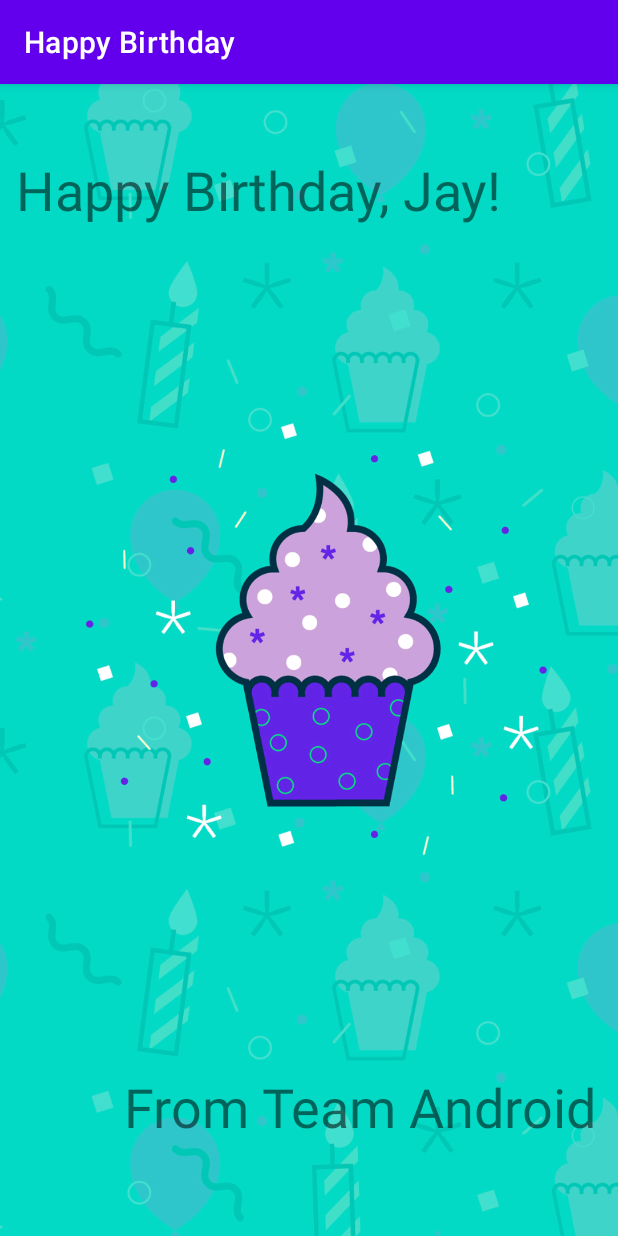
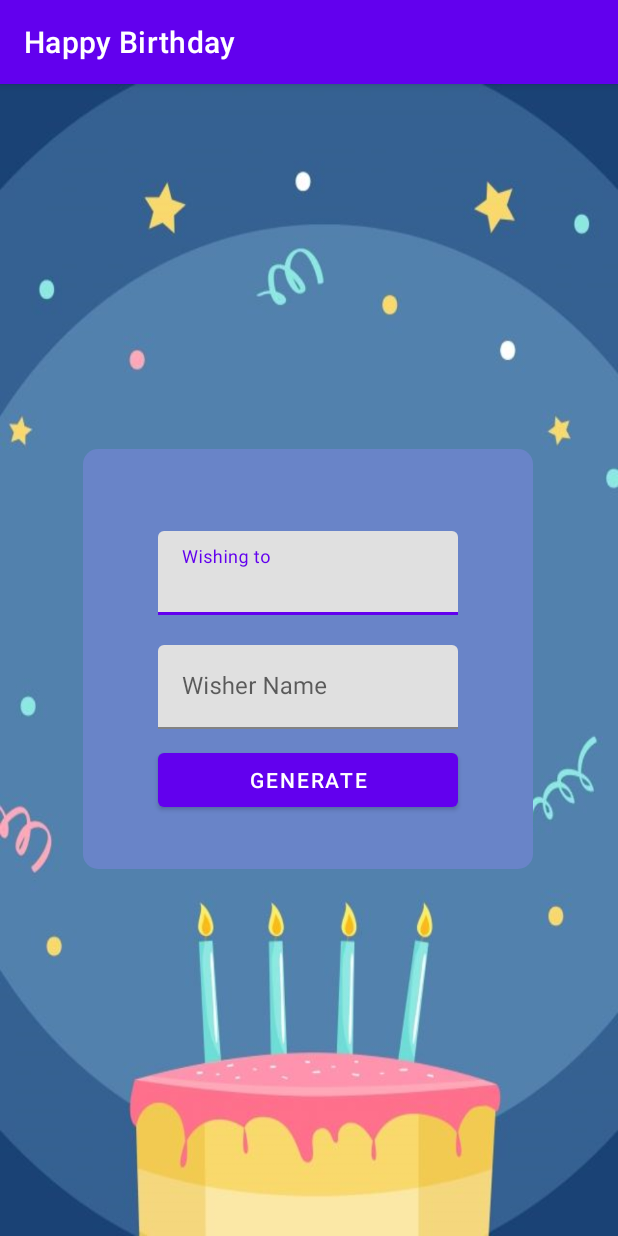
Before and after one commit to Harshitmishra1106/HappyBirthday, an Android app: the screen it shows after launch (MainActivity), on a phone screen of 412 x 824 dp. Run offline under Robolectric (Android 15) with nearby library versions, the phone set to English and light mode, and no system bars.

Commit message:
Primary Commit

```diff
--- a/app/src/main/AndroidManifest.xml
+++ b/app/src/main/AndroidManifest.xml
@@ -12,6 +12,9 @@
         android:supportsRtl="true"
         android:theme="@style/Theme.HappyBirthday"
         tools:targetApi="31">
+        <activity
+            android:name=".BirthDay"
+            android:exported="false" />
         <activity
             android:name=".MainActivity"
             android:exported="true">
--- a/app/src/main/java/com/example/happybirthday/MainActivity.kt
+++ b/app/src/main/java/com/example/happybirthday/MainActivity.kt
@@ -1,11 +1,23 @@
 package com.example.happybirthday
 
+import android.content.Intent
 import androidx.appcompat.app.AppCompatActivity
 import android.os.Bundle
+import com.example.happybirthday.databinding.ActivityMainBinding
 
 class MainActivity : AppCompatActivity() {
+    private lateinit var binding: ActivityMainBinding
     override fun onCreate(savedInstanceState: Bundle?) {
         super.onCreate(savedInstanceState)
-        setContentView(R.layout.activity_main)
+        binding = ActivityMainBinding.inflate(layoutInflater)
+        setContentView(binding.root)
+        binding.btn.setOnClickListener{
+            val wish = binding.wish.text.toString()
+            val wisher = binding.wisher.text.toString()
+            val intent = Intent(applicationContext,BirthDay::class.java)
+            intent.putExtra("To wish",wish)
+            intent.putExtra("Wisher",wisher)
+            startActivity(intent)
+        }
     }
 }
--- /dev/null
+++ b/app/src/main/res/drawable/card.xml
@@ -0,0 +1,15 @@
+<?xml version="1.0" encoding="utf-8"?>
+<shape xmlns:android="http://schemas.android.com/apk/res/android"
+    android:shape="rectangle">
+
+    <solid
+        android:color="#6984C8"/>
+
+    <corners
+        android:radius="10dp"/>
+
+    <stroke
+        android:color="#4065C5"
+        android:dashWidth="5dp"/>
+
+</shape>
--- a/app/src/main/res/layout/activity_main.xml
+++ b/app/src/main/res/layout/activity_main.xml
@@ -4,42 +4,57 @@
     xmlns:tools="http://schemas.android.com/tools"
     android:layout_width="match_parent"
     android:layout_height="match_parent"
+    android:background="@drawable/birthdaycard"
     tools:context=".MainActivity">
 
-    <ImageView
-        android:id="@+id/imageView"
-        android:layout_width="wrap_content"
-        android:layout_height="wrap_content"
-        android:scaleType="centerCrop"
+
+        <LinearLayout
+            android:layout_width="300dp"
+            android:layout_height="280dp"
+            android:gravity="center"
+            android:orientation="vertical"
+            android:background="@drawable/card"
             app:layout_constraintBottom_toBottomOf="parent"
             app:layout_constraintEnd_toEndOf="parent"
+            app:layout_constraintHorizontal_bias="0.495"
             app:layout_constraintStart_toStartOf="parent"
             app:layout_constraintTop_toTopOf="parent"
-        app:srcCompat="@drawable/androidparty" />
-    <TextView
-        android:id="@+id/textView"
-        android:layout_width="wrap_content"
+            app:layout_constraintVertical_bias="0.498">
+
+                <com.google.android.material.textfield.TextInputLayout
+                    style="@style/ThemeOverlay.Material3.AutoCompleteTextView.OutlinedBox"
+                    android:layout_width="200dp"
                     android:layout_height="wrap_content"
-        android:text="Happy Birthday, Jay!"
-        android:textSize="36sp"
-        app:layout_constraintBottom_toBottomOf="parent"
-        app:layout_constraintEnd_toEndOf="parent"
-        app:layout_constraintHorizontal_bias="0.121"
-        app:layout_constraintStart_toStartOf="parent"
-        app:layout_constraintTop_toTopOf="parent"
-        app:layout_constraintVertical_bias="0.064" />
+                    android:layout_marginTop="20dp"
+                    android:hint="Wishing to">
 
-    <TextView
-        android:id="@+id/textView2"
-        android:layout_width="wrap_content"
+                        <com.google.android.material.textfield.TextInputEditText
+                            android:id="@+id/wish"
+                            android:layout_width="match_parent"
                             android:layout_height="wrap_content"
-        android:text="From Team Android"
-        android:textSize="36sp"
-        app:layout_constraintBottom_toBottomOf="parent"
-        app:layout_constraintEnd_toEndOf="parent"
-        app:layout_constraintHorizontal_bias="0.852"
-        app:layout_constraintStart_toStartOf="parent"
-        app:layout_constraintTop_toTopOf="parent"
-        app:layout_constraintVertical_bias="0.914" />
+                            android:inputType="textPersonName" />
+                </com.google.android.material.textfield.TextInputLayout>
+
+                <com.google.android.material.textfield.TextInputLayout
+                    android:layout_width="200dp"
+                    android:layout_height="wrap_content"
+                    android:layout_marginTop="20dp"
+                    android:hint="Wisher Name">
+
+                        <com.google.android.material.textfield.TextInputEditText
+                            android:id="@+id/wisher"
+                            android:layout_width="match_parent"
+                            android:layout_height="wrap_content"
+                            android:inputType="textPersonName" />
+                </com.google.android.material.textfield.TextInputLayout>
+
+                <Button
+                    android:id="@+id/btn"
+                    android:layout_width="200dp"
+                    android:layout_height="wrap_content"
+                    android:layout_marginTop="10dp"
+                    android:text="Generate" />
+
+        </LinearLayout>
 
 </androidx.constraintlayout.widget.ConstraintLayout>
--- a/build.gradle
+++ b/build.gradle
@@ -1,6 +1,6 @@
 // Top-level build file where you can add configuration options common to all sub-projects/modules.
 plugins {
-    id 'com.android.application' version '7.3.1' apply false
-    id 'com.android.library' version '7.3.1' apply false
+    id 'com.android.application' version '7.4.2' apply false
+    id 'com.android.library' version '7.4.2' apply false
     id 'org.jetbrains.kotlin.android' version '1.7.20' apply false
 }
```
Also changed, not shown: app/build.gradle (+6 -2 lines), app/src/main/java/com/example/happybirthday/BirthDay.kt (added, +29 -0 lines), app/src/main/res/layout/activity_birth_day.xml (added, +46 -0 lines), app/src/main/res/drawable/birthdaycard.png (added), gradle/wrapper/gradle-wrapper.properties. Lines whose indentation alone changed are shown as unchanged.
